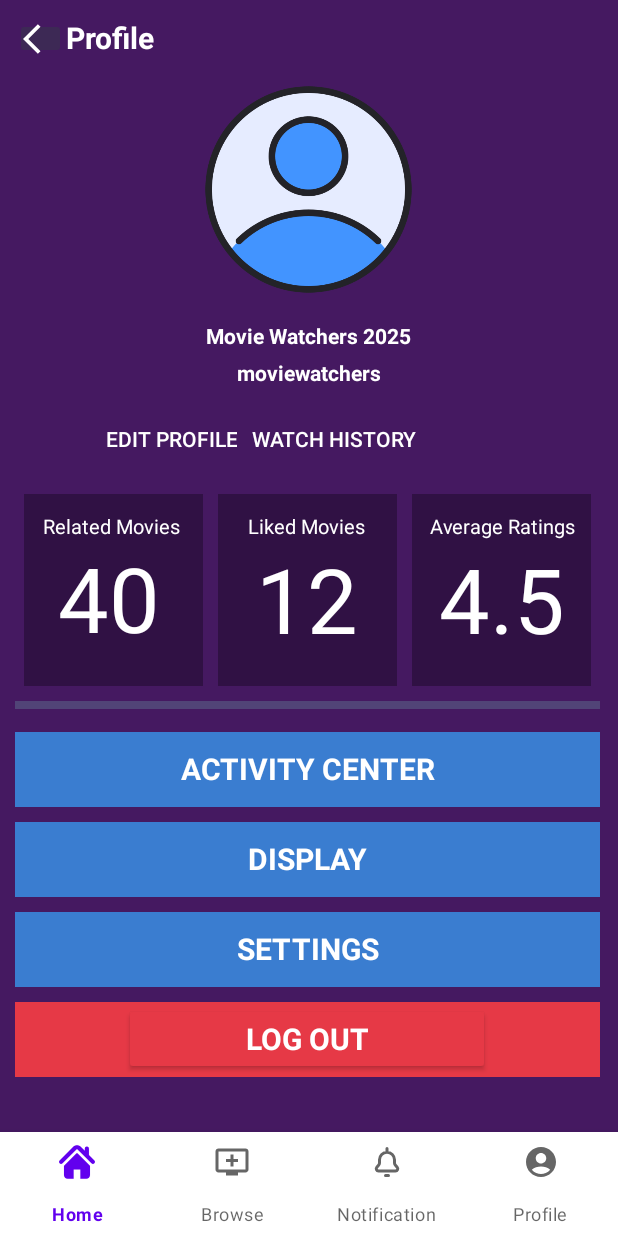
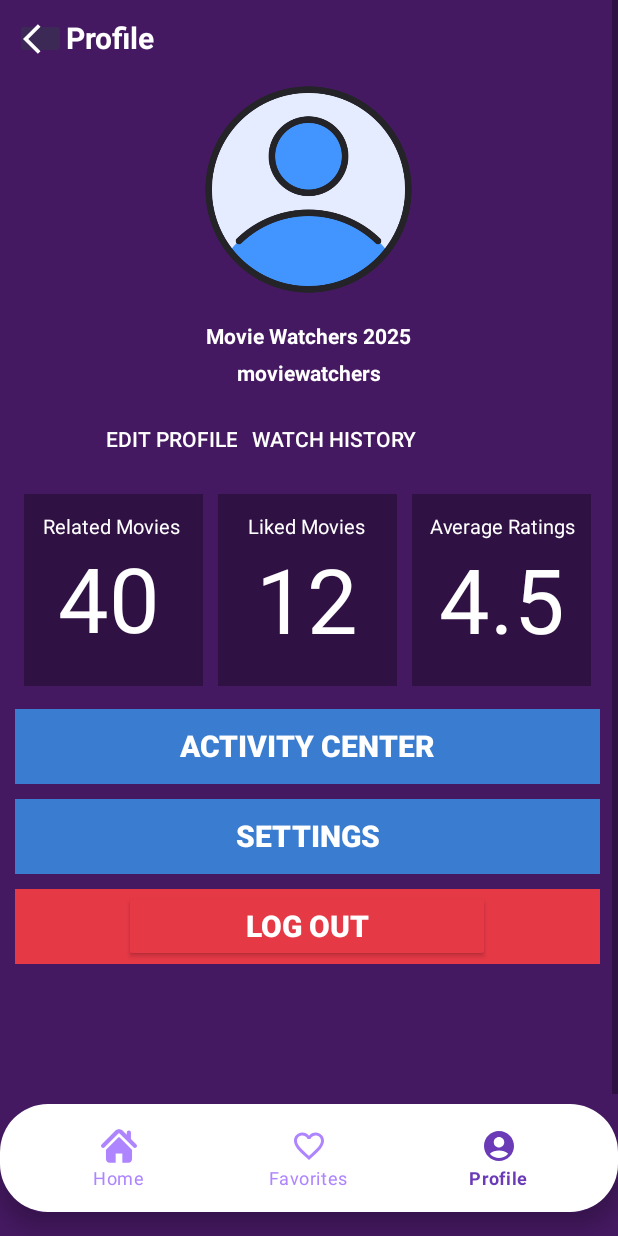
Before and after one commit to xienshane/FlickView, an Android app: the ProfilePageActivity screen opened directly, with no data from a screen before it, on a phone screen of 412 x 824 dp. Run offline under Robolectric (Android 15) with nearby library versions, the phone set to English and light mode, and no system bars; network calls fail.

Commit message:
fixed bottom menu bar

```diff
--- a/app/src/main/java/com/android/flickview/activities/DeveloperPageActivity.kt
+++ b/app/src/main/java/com/android/flickview/activities/DeveloperPageActivity.kt
@@ -1,12 +1,13 @@
 package com.android.flickview.activities
 
 import android.annotation.SuppressLint
+import android.app.Activity
 import android.os.Bundle
 import android.widget.ImageButton
 import androidx.appcompat.app.AppCompatActivity
 import com.android.flickview.R
 
-class DeveloperPageActivity : AppCompatActivity() {
+class DeveloperPageActivity : Activity() {
     @SuppressLint("MissingInflatedId")
     override fun onCreate(savedInstanceState: Bundle?) {
         super.onCreate(savedInstanceState)
--- /dev/null
+++ b/app/src/main/res/color/bottom_nav_selector.xml
@@ -0,0 +1,5 @@
+<?xml version="1.0" encoding="utf-8"?>
+<selector xmlns:android="http://schemas.android.com/apk/res/android">
+    <item android:color="#6A3AB7" android:state_checked="true"/>
+    <item android:color="@color/purple"/>
+</selector>
--- a/app/src/main/res/drawable/baseline_favorite_border_24.xml
+++ b/app/src/main/res/drawable/baseline_favorite_border_24.xml
@@ -1,4 +1,4 @@
-<vector xmlns:android="http://schemas.android.com/apk/res/android" android:height="24dp" android:tint="#FFFFFF" android:viewportHeight="24" android:viewportWidth="24" android:width="24dp">
+<vector xmlns:android="http://schemas.android.com/apk/res/android" android:height="24dp" android:tint="#000000" android:viewportHeight="24" android:viewportWidth="24" android:width="24dp">
 
     <path android:fillColor="@android:color/white" android:pathData="M16.5,3c-1.74,0 -3.41,0.81 -4.5,2.09C10.91,3.81 9.24,3 7.5,3 4.42,3 2,5.42 2,8.5c0,3.78 3.4,6.86 8.55,11.54L12,21.35l1.45,-1.32C18.6,15.36 22,12.28 22,8.5 22,5.42 19.58,3 16.5,3zM12.1,18.55l-0.1,0.1 -0.1,-0.1C7.14,14.24 4,11.39 4,8.5 4,6.5 5.5,5 7.5,5c1.54,0 3.04,0.99 3.57,2.36h1.87C13.46,5.99 14.96,5 16.5,5c2,0 3.5,1.5 3.5,3.5 0,2.89 -3.14,5.74 -7.9,10.05z"/>
 
--- /dev/null
+++ b/app/src/main/res/drawable/curved_bottom_nav.xml
@@ -0,0 +1,11 @@
+<?xml version="1.0" encoding="utf-8"?>
+<shape xmlns:android="http://schemas.android.com/apk/res/android"
+    android:shape="rectangle">
+    <solid android:color="@color/white"/>
+    <corners android:radius="32dp" />
+    <padding
+        android:left="16dp"
+        android:top="8dp"
+        android:right="16dp"
+        android:bottom="8dp" />
+</shape>
--- a/app/src/main/res/layout/profile_page.xml
+++ b/app/src/main/res/layout/profile_page.xml
@@ -4,11 +4,13 @@
     xmlns:app="http://schemas.android.com/apk/res-auto"
     android:orientation="vertical"
     android:layout_width="match_parent"
-        android:layout_height="match_parent">
+    android:layout_height="match_parent"
+    android:background="#451961">
 
+    <!-- ScrollView for content -->
     <ScrollView
         android:layout_width="match_parent"
-        android:layout_height="821dp"
+        android:layout_height="0dp"
         android:layout_weight="1"
         android:background="#451961">
 
@@ -17,6 +19,7 @@
             android:layout_height="wrap_content"
             android:orientation="vertical">
 
+            <!-- Profile header -->
             <LinearLayout
                 android:layout_width="match_parent"
                 android:layout_height="wrap_content"
@@ -44,7 +47,7 @@
 
             </LinearLayout>
 
-
+            <!-- User Info -->
             <ImageView
                 android:layout_width="142dp"
                 android:layout_height="175dp"
@@ -69,6 +72,7 @@
                 android:textColor="@color/white"
                 android:textStyle="bold" />
 
+            <!-- Buttons for Edit Profile and Watch History -->
             <LinearLayout
                 android:layout_width="match_parent"
                 android:layout_height="66dp"
@@ -96,22 +100,22 @@
                     android:textColor="@color/white" />
             </LinearLayout>
 
+            <!-- Stats Section (Related Movies, Liked Movies, Average Ratings) -->
             <LinearLayout
                 android:layout_width="match_parent"
                 android:layout_height="wrap_content"
                 android:orientation="horizontal">
 
+                <!-- Related Movies -->
                 <FrameLayout
                     android:layout_width="wrap_content"
                     android:layout_height="wrap_content">
-
                     <View
                         android:layout_width="119dp"
                         android:layout_height="128dp"
                         android:layout_marginLeft="16dp"
                         android:layout_marginRight="10dp"
                         android:background="#4D020202" />
-
                     <TextView
                         android:layout_width="wrap_content"
                         android:layout_height="wrap_content"
@@ -121,7 +125,6 @@
                         android:text="Related Movies"
                         android:textColor="@color/white"
                         android:textSize="13sp" />
-
                     <TextView
                         android:layout_width="wrap_content"
                         android:layout_height="wrap_content"
@@ -130,19 +133,17 @@
                         android:text="40"
                         android:textColor="#FFFFFF"
                         android:textSize="60sp" />
-
                 </FrameLayout>
 
+                <!-- Liked Movies -->
                 <FrameLayout
                     android:layout_width="wrap_content"
                     android:layout_height="wrap_content">
-
                     <View
                         android:layout_width="119dp"
                         android:layout_height="128dp"
                         android:layout_marginRight="10dp"
                         android:background="#4D020202" />
-
                     <TextView
                         android:layout_width="wrap_content"
                         android:layout_height="wrap_content"
@@ -151,7 +152,6 @@
                         android:text="Liked Movies"
                         android:textColor="@color/white"
                         android:textSize="13sp" />
-
                     <TextView
                         android:layout_width="wrap_content"
                         android:layout_height="wrap_content"
@@ -160,19 +160,17 @@
                         android:text="12"
                         android:textColor="@color/white"
                         android:textSize="60sp" />
-
                 </FrameLayout>
 
+                <!-- Average Ratings -->
                 <FrameLayout
                     android:layout_width="wrap_content"
                     android:layout_height="wrap_content">
-
                     <View
                         android:layout_width="119dp"
                         android:layout_height="128dp"
                         android:layout_marginRight="10dp"
                         android:background="#4D000000" />
-
                     <TextView
                         android:layout_width="wrap_content"
                         android:layout_height="wrap_content"
@@ -181,7 +179,6 @@
                         android:text="Average Ratings"
                         android:textColor="@color/white"
                         android:textSize="13sp" />
-
                     <TextView
                         android:layout_width="wrap_content"
                         android:layout_height="wrap_content"
@@ -190,74 +187,41 @@
                         android:text="4.5"
                         android:textColor="@color/white"
                         android:textSize="60sp" />
-
                 </FrameLayout>
-
             </LinearLayout>
 
+            <!-- Buttons -->
             <LinearLayout
                 android:layout_width="match_parent"
                 android:layout_height="285dp"
                 android:orientation="vertical">
 
-                <FrameLayout
-                    android:layout_width="390dp"
-                    android:layout_height="5dp"
-                    android:layout_marginLeft="10dp"
-                    android:layout_marginTop="10dp"
-                    android:background="#514477">
-
-                </FrameLayout>
-
+                <!-- Activity Center Button -->
                 <FrameLayout
                     android:layout_width="390dp"
                     android:layout_height="50dp"
                     android:layout_marginLeft="10dp"
                     android:layout_marginTop="15dp"
                     android:background="#3A7DD0">
-
                     <Button
                         android:layout_width="229dp"
                         android:layout_height="wrap_content"
                         android:layout_gravity="center"
                         android:background="@null"
                         android:backgroundTint="#3A7DD0"
-                        android:fontFamily="sans-serif"
                         android:text="Activity Center"
                         android:textColor="@color/white"
                         android:textSize="20sp"
                         android:textStyle="bold" />
-
                 </FrameLayout>
 
+                <!-- Settings Button -->
                 <FrameLayout
                     android:layout_width="390dp"
                     android:layout_height="50dp"
                     android:layout_marginLeft="10dp"
                     android:layout_marginTop="10dp"
                     android:background="#3A7DD0">
-
-                    <Button
-                        android:layout_width="231dp"
-                        android:layout_height="wrap_content"
-                        android:layout_gravity="center"
-                        android:background="@null"
-                        android:backgroundTint="#3A7DD0"
-                        android:fontFamily="sans-serif"
-                        android:text="Display"
-                        android:textColor="@color/white"
-                        android:textSize="20sp"
-                        android:textStyle="bold" />
-
-                </FrameLayout>
-
-                <FrameLayout
-                    android:layout_width="390dp"
-                    android:layout_height="50dp"
-                    android:layout_marginLeft="10dp"
-                    android:layout_marginTop="10dp"
-                    android:background="#3A7DD0">
-
                     <Button
                         android:id="@+id/button_settings"
                         android:layout_width="236dp"
@@ -265,28 +229,25 @@
                         android:layout_gravity="center"
                         android:background="@null"
                         android:backgroundTint="#3A7DD0"
-                        android:fontFamily="sans-serif"
                         android:text="Settings"
                         android:textColor="@color/white"
                         android:textSize="20sp"
                         android:textStyle="bold" />
-
                 </FrameLayout>
 
+                <!-- Log Out Button -->
                 <FrameLayout
                     android:layout_width="390dp"
                     android:layout_height="50dp"
                     android:layout_marginLeft="10dp"
                     android:layout_marginTop="10dp"
                     android:background="#E63946">
-
                     <Button
                         android:id="@+id/button_logout"
                         android:layout_width="244dp"
                         android:layout_height="wrap_content"
                         android:layout_gravity="center"
                         android:backgroundTint="#E63946"
-                        android:fontFamily="sans-serif"
                         android:text="Log Out"
                         android:textColor="@color/white"
                         android:textSize="20sp"
@@ -294,14 +255,21 @@
                 </FrameLayout>
 
             </LinearLayout>
-
         </LinearLayout>
     </ScrollView>
 
+    <!-- BottomNavigationView -->
     <com.google.android.material.bottomnavigation.BottomNavigationView
-        android:layout_width="match_parent"
-        android:layout_height="69dp"
-        android:background="@color/white"
+        android:id="@+id/bottomNavigationView3"
+        android:layout_width="wrap_content"
+        android:layout_height="wrap_content"
+        android:layout_gravity="bottom|center_horizontal"
+        android:layout_marginBottom="16dp"
+        android:background="@drawable/curved_bottom_nav"
+        android:elevation="8dp"
+        app:menu="@menu/bottom_nav_menu"
         app:labelVisibilityMode="labeled"
-        app:menu="@menu/bottom_nav_menu" />
+        app:itemIconTint="@color/bottom_nav_selector"
+        app:layout_constraintBottom_toBottomOf="parent"
+        app:itemTextColor="@color/bottom_nav_selector"/>
 </LinearLayout>
--- a/app/src/main/res/menu/bottom_nav_menu.xml
+++ b/app/src/main/res/menu/bottom_nav_menu.xml
@@ -4,12 +4,12 @@
     <item android:title="Home"
         android:icon="@drawable/home_icon_silhouette_svgrepo_com"
         android:id="@+id/home"/>
-    <item android:title="Browse"
-        android:icon="@drawable/baseline_add_to_queue_24"
-        android:id="@+id/browse"/>
-    <item android:title="Notification"
-        android:icon="@drawable/notifications_svgrepo_com"
-        android:id="@+id/notifications"/>
+<!--    <item android:title="Browse"-->
+<!--        android:icon="@drawable/baseline_add_to_queue_24"-->
+<!--        android:id="@+id/browse"/>-->
+    <item android:title="Favorites"
+        android:icon="@drawable/baseline_favorite_border_24"
+        android:id="@+id/favorites"/>
     <item android:title="Profile"
         android:icon="@drawable/baseline_account_circle_24"
         android:id="@+id/profile"/>
```
Also changed, not shown: app/src/main/AndroidManifest.xml (+12 -0 lines), app/src/main/java/com/android/flickview/Adapters/FavoritesAdapter.java (added, +84 -0 lines), app/src/main/java/com/android/flickview/Domains/FavoriteItem.java (added, +39 -0 lines), app/src/main/java/com/android/flickview/activities/FavoritesActivity.kt (added, +64 -0 lines), app/src/main/java/com/android/flickview/activities/FavoritesFragment.kt (added, +16 -0 lines), app/src/main/java/com/android/flickview/activities/HomeFragment.kt (added, +16 -0 lines), app/src/main/java/com/android/flickview/activities/LandingActivity.kt (+20 -5 lines), app/src/main/java/com/android/flickview/activities/ProfileFragment.kt (added, +16 -0 lines), app/src/main/java/com/android/flickview/activities/ProfilePageActivity.kt (+27 -0 lines), app/src/main/res/layout/favorites.xml (added, +75 -0 lines), app/src/main/res/layout/landing.xml (+11 -6 lines), app/src/main/res/layout/viewholder_favorite_item.xml (added, +38 -0 lines), app/src/main/res/navigation/nav_graph.xml (added, +18 -0 lines). Lines whose indentation alone changed are shown as unchanged.
